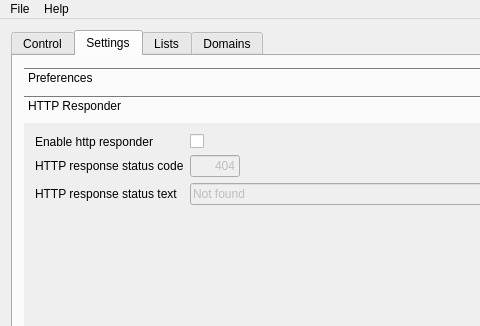
First picture: the form in src/ui/mainwindow.ui, repository mcptr/dbl-ui-qt, before the edit; both pictures show x 0 to 480 and y 0 to 326 of the 600 by 500 pixel window.
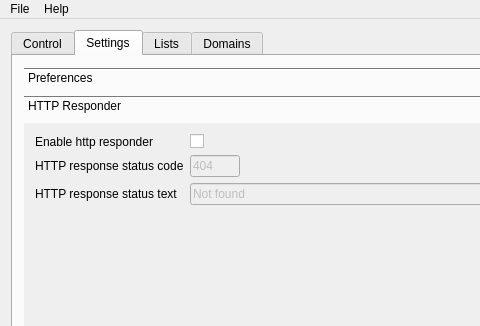
Second picture: the form after the edit. The open tabs and pages were chosen to show the change.

What changed in the file:
```diff
--- a/src/ui/mainwindow.ui
+++ b/src/ui/mainwindow.ui
@@ -479,8 +479,8 @@
             <rect>
              <x>0</x>
              <y>0</y>
-             <width>239</width>
-             <height>117</height>
+             <width>560</width>
+             <height>237</height>
             </rect>
            </property>
            <attribute name="label">
@@ -549,7 +549,7 @@
                  <bool>true</bool>
                 </property>
                 <property name="alignment">
-                 <set>Qt::AlignRight|Qt::AlignTrailing|Qt::AlignVCenter</set>
+                 <set>Qt::AlignLeading|Qt::AlignLeft|Qt::AlignVCenter</set>
                 </property>
                 <property name="clearButtonEnabled">
                  <bool>false</bool>
```
Left out of the diff: 24 changed lines with no effect on the pictures.
